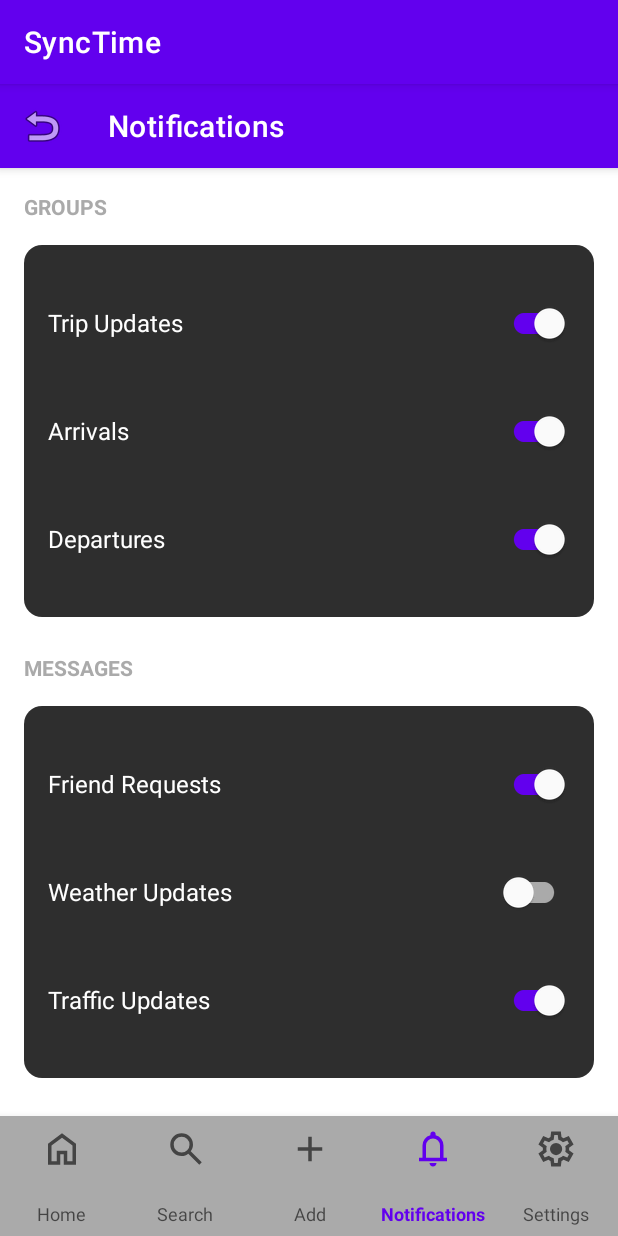
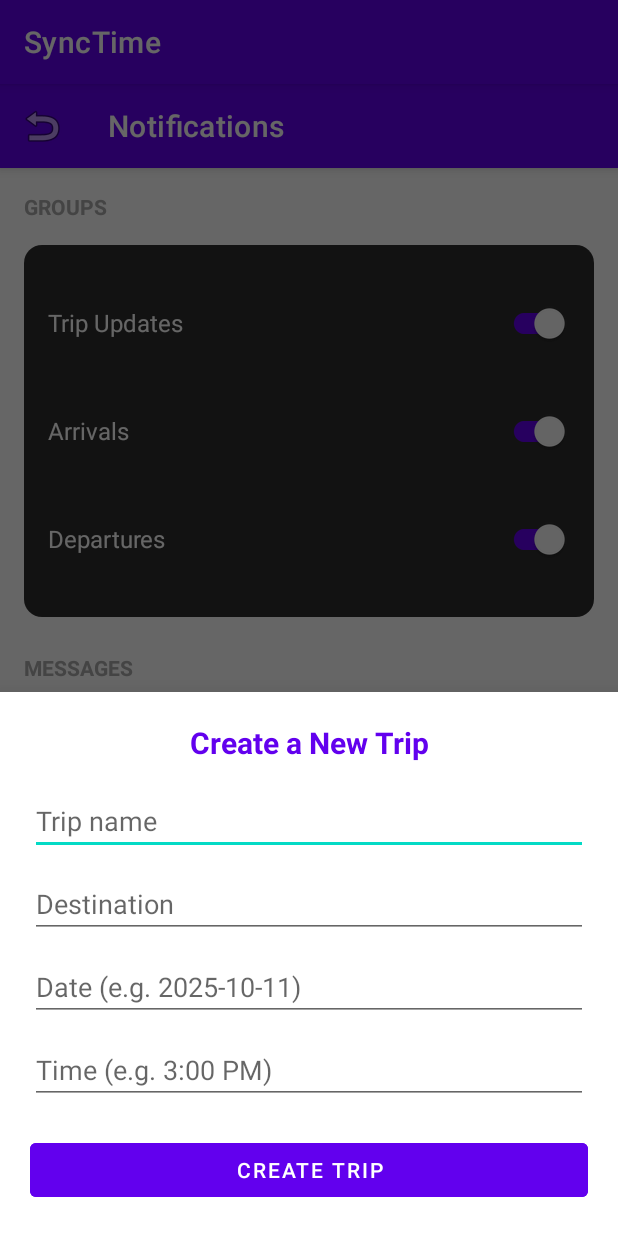
Before and after one commit to Andrew-D-H/SyncTime, an Android app built with Jetpack Compose: the MainActivity screen opened directly, with no data from a screen before it, item 4 of the bottom bar chosen, on a phone screen of 412 x 824 dp. Run offline under Robolectric (Android 15) with nearby library versions, the phone set to English and light mode, and no system bars.

Commit message:
Added NewTrip UI. Added Chat UI. Added Search Bottom Navigation bar UI. Added Add UI.

```diff
--- a/app/src/main/java/com/example/synctime/MainActivity.kt
+++ b/app/src/main/java/com/example/synctime/MainActivity.kt
@@ -1,24 +1,8 @@
 package com.example.synctime
 
-import android.content.Intent
 import android.os.Bundle
-import android.view.LayoutInflater
-import android.view.View
-import android.view.ViewGroup
-import android.widget.TextView
-import android.widget.Toast
-import androidx.activity.result.contract.ActivityResultContracts
 import androidx.appcompat.app.AppCompatActivity
-import androidx.recyclerview.widget.LinearLayoutManager
-import androidx.recyclerview.widget.RecyclerView
-import com.google.android.material.appbar.MaterialToolbar
 import com.google.android.material.bottomnavigation.BottomNavigationView
-import com.google.android.gms.auth.api.signin.GoogleSignIn
-import com.google.android.gms.auth.api.signin.GoogleSignInClient
-import com.google.android.gms.auth.api.signin.GoogleSignInOptions
-import com.google.android.gms.common.api.ApiException
-import com.google.firebase.auth.FirebaseAuth
-import com.google.firebase.auth.GoogleAuthProvider
 
 class MainActivity : AppCompatActivity() {
     override fun onCreate(savedInstanceState: Bundle?) {
@@ -27,24 +11,51 @@ class MainActivity : AppCompatActivity() {
 
         val bottomNav: BottomNavigationView = findViewById(R.id.bottom_navigation)
 
-        // Load Home first
+        // Load Home first by default
         supportFragmentManager.beginTransaction()
             .replace(R.id.fragment_container, HomeFragment())
             .commit()
 
+        // Handle Bottom Navigation item selection
         bottomNav.setOnItemSelectedListener { item ->
-            val fragment = when (item.itemId) {
-                R.id.nav_home -> HomeFragment()
-                R.id.nav_notifications -> NotificationsFragment()
-                R.id.nav_settings -> SettingsFragment()
-                else -> null
+            when (item.itemId) {
+                R.id.nav_home -> {
+                    supportFragmentManager.beginTransaction()
+                        .replace(R.id.fragment_container, HomeFragment())
+                        .commit()
+                    true
+                }
+
+                R.id.nav_search -> {
+                    supportFragmentManager.beginTransaction()
+                        .replace(R.id.fragment_container, SearchFragment())
+                        .commit()
+                    true
+                }
+
+                R.id.nav_add -> {
+                    // Show the Bottom Sheet instead of a Fragment
+                    val addBottomSheet = AddBottomSheet()
+                    addBottomSheet.show(supportFragmentManager, "AddBottomSheet")
+                    false // prevents highlighting the add icon (since it's not a real tab)
+                }
+
+                R.id.nav_notifications -> {
+                    supportFragmentManager.beginTransaction()
+                        .replace(R.id.fragment_container, NotificationsFragment())
+                        .commit()
+                    true
+                }
+
+                R.id.nav_settings -> {
+                    supportFragmentManager.beginTransaction()
+                        .replace(R.id.fragment_container, SettingsFragment())
+                        .commit()
+                    true
+                }
+
+                else -> false
             }
-            fragment?.let {
-                supportFragmentManager.beginTransaction()
-                    .replace(R.id.fragment_container, it)
-                    .commit()
-                true
-            } ?: false
         }
     }
 }
--- /dev/null
+++ b/app/src/main/res/layout/layout_bottom_sheet_add.xml
@@ -0,0 +1,61 @@
+<?xml version="1.0" encoding="utf-8"?>
+<LinearLayout xmlns:android="http://schemas.android.com/apk/res/android"
+    xmlns:tools="http://schemas.android.com/tools"
+    android:layout_width="match_parent"
+    android:layout_height="wrap_content"
+    android:orientation="vertical"
+    android:padding="20dp"
+    android:background="@android:color/white"
+    android:clipToPadding="false"
+    tools:context=".AddBottomSheet">
+
+    <TextView
+        android:layout_width="match_parent"
+        android:layout_height="wrap_content"
+        android:text="Create a New Trip"
+        android:textSize="20sp"
+        android:textStyle="bold"
+        android:textColor="@color/purple_500"
+        android:gravity="center"
+        android:layout_marginBottom="16dp" />
+
+    <EditText
+        android:id="@+id/trip_name_input"
+        android:layout_width="match_parent"
+        android:layout_height="wrap_content"
+        android:hint="Trip name"
+        android:inputType="text"
+        android:layout_marginBottom="10dp" />
+
+    <EditText
+        android:id="@+id/trip_destination_input"
+        android:layout_width="match_parent"
+        android:layout_height="wrap_content"
+        android:hint="Destination"
+        android:inputType="text"
+        android:layout_marginBottom="10dp" />
+
+    <EditText
+        android:id="@+id/trip_date_input"
+        android:layout_width="match_parent"
+        android:layout_height="wrap_content"
+        android:hint="Date (e.g. 2025-10-11)"
+        android:inputType="date"
+        android:layout_marginBottom="10dp" />
+
+    <EditText
+        android:id="@+id/trip_time_input"
+        android:layout_width="match_parent"
+        android:layout_height="wrap_content"
+        android:hint="Time (e.g. 3:00 PM)"
+        android:inputType="time"
+        android:layout_marginBottom="20dp" />
+
+    <Button
+        android:id="@+id/btn_create_trip"
+        android:layout_width="match_parent"
+        android:layout_height="wrap_content"
+        android:text="Create Trip"
+        android:backgroundTint="@color/purple_500"
+        android:textColor="@android:color/white" />
+</LinearLayout>
--- a/app/src/main/res/menu/menu_bottom_nav.xml
+++ b/app/src/main/res/menu/menu_bottom_nav.xml
@@ -10,7 +10,7 @@
         android:title="Search"/>
 
     <item
-        android:id="@+id/nav_chat"
+        android:id="@+id/nav_add"
         android:icon="@drawable/ic_add"
         android:title="Add"/>
 
```
Also changed, not shown: app/src/main/java/com/example/synctime/AddBottomSheet.kt (added, +49 -0 lines), app/src/main/java/com/example/synctime/AddFragment.kt (added, +46 -0 lines), app/src/main/java/com/example/synctime/SearchFragment.kt (added, +82 -0 lines), app/src/main/res/layout/fragment_add.xml (added, +79 -0 lines), app/src/main/res/layout/fragment_search.xml (added, +31 -0 lines).
